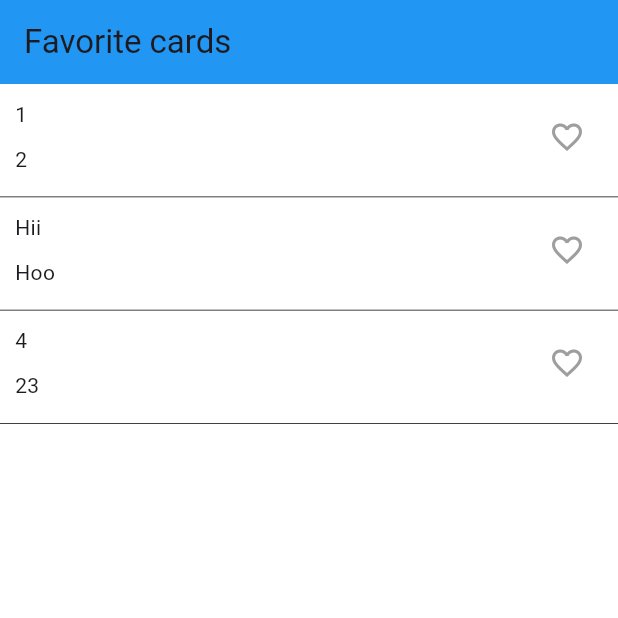
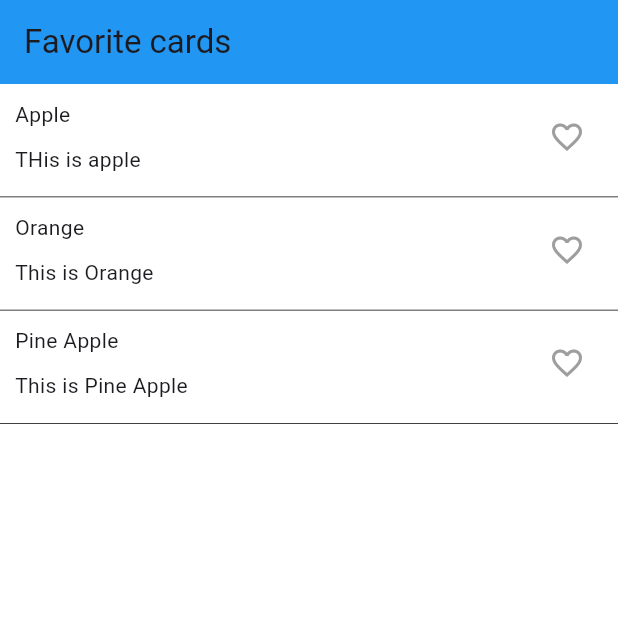
Before and after one commit to ChhengHab17/Mobile-Development, a Flutter app: the MyApp screen opened directly, on a phone screen of 412 x 824 dp, the top half of it. Run offline on Flutter 3.47's test engine with Material 3 defaults, Android fonts, the phone set to English and light mode, and no system bars.

Commit message:
final change

```diff
--- a/flutter/lib/w5-stateful/EX-1/ex_1.dart
+++ b/flutter/lib/w5-stateful/EX-1/ex_1.dart
@@ -46,8 +46,8 @@ class _BtnState extends State<Btn> {
           height: 100,
           child: ElevatedButton(
             style:  ElevatedButton.styleFrom(
-              backgroundColor: backgroundColor, // Sets the background color of the button
-              foregroundColor: textColor, // Sets the color of the text/icon on the button
+              backgroundColor: backgroundColor,
+              foregroundColor: textColor,
             ),
             onPressed: select,
             child: Center(child: Text(textLabel)),
--- a/flutter/lib/w5-stateful/EX-2/ex_2_step_1_start.dart
+++ b/flutter/lib/w5-stateful/EX-2/ex_2_step_1_start.dart
@@ -19,9 +19,9 @@ class MyApp extends StatelessWidget {
       ),
       body: Column(
         children: [
-          FavoriteCard(title: '1', description: '2'),
-          FavoriteCard(title: 'Hii', description: 'Hoo'),
-          FavoriteCard(title: '4', description: '23')
+          FavoriteCard(title: 'Apple', description: 'THis is apple'),
+          FavoriteCard(title: 'Orange', description: 'This is Orange'),
+          FavoriteCard(title: 'Pine Apple', description: 'This is Pine Apple')
         ],
       ),
     );
```
Also changed, not shown: flutter/lib/w5-stateful/Ex-4/ex_4.dart (+24 -8 lines).
